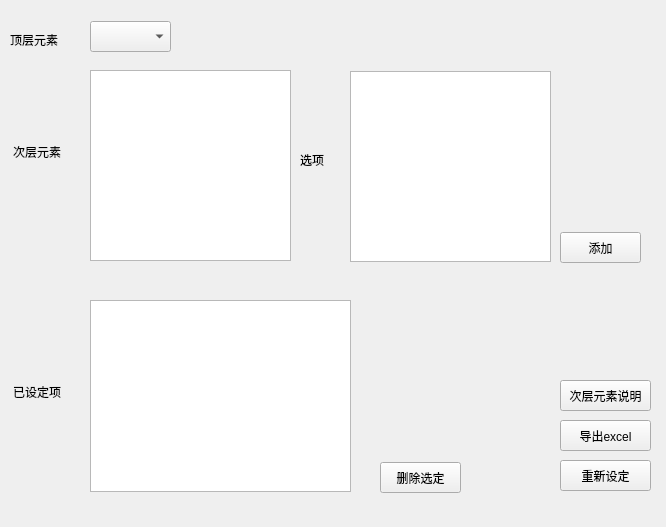
Qt form main/CaseModel.ui (pyqf66/CaseModeling) before a commit.
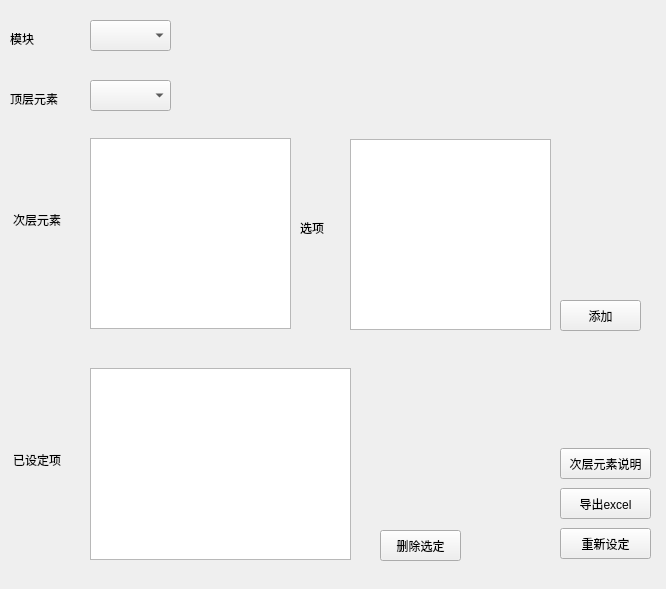
The same form after that commit.

Commit message: 增加模块选项

```diff
--- a/main/CaseModel.ui
+++ b/main/CaseModel.ui
@@ -7,7 +7,7 @@
     <x>0</x>
     <y>0</y>
     <width>666</width>
-    <height>527</height>
+    <height>589</height>
    </rect>
   </property>
   <property name="windowTitle">
@@ -17,7 +17,7 @@
    <property name="geometry">
     <rect>
      <x>90</x>
-     <y>70</y>
+     <y>138</y>
      <width>201</width>
      <height>191</height>
     </rect>
@@ -27,7 +27,7 @@
    <property name="geometry">
     <rect>
      <x>350</x>
-     <y>71</y>
+     <y>139</y>
      <width>201</width>
      <height>191</height>
     </rect>
@@ -40,7 +40,7 @@
    <property name="geometry">
     <rect>
      <x>380</x>
-     <y>462</y>
+     <y>530</y>
      <width>81</width>
      <height>31</height>
     </rect>
@@ -53,7 +53,7 @@
    <property name="geometry">
     <rect>
      <x>13</x>
-     <y>382</y>
+     <y>450</y>
      <width>61</width>
      <height>20</height>
     </rect>
@@ -66,7 +66,7 @@
    <property name="geometry">
     <rect>
      <x>300</x>
-     <y>150</y>
+     <y>218</y>
      <width>41</width>
      <height>20</height>
     </rect>
@@ -79,7 +79,7 @@
    <property name="geometry">
     <rect>
      <x>13</x>
-     <y>142</y>
+     <y>210</y>
      <width>61</width>
      <height>20</height>
     </rect>
@@ -92,7 +92,7 @@
    <property name="geometry">
     <rect>
      <x>560</x>
-     <y>420</y>
+     <y>488</y>
      <width>91</width>
      <height>31</height>
     </rect>
@@ -105,7 +105,7 @@
    <property name="geometry">
     <rect>
      <x>90</x>
-     <y>300</y>
+     <y>368</y>
      <width>261</width>
      <height>192</height>
     </rect>
@@ -115,7 +115,7 @@
    <property name="geometry">
     <rect>
      <x>10</x>
-     <y>30</y>
+     <y>89</y>
      <width>61</width>
      <height>20</height>
     </rect>
@@ -128,7 +128,7 @@
    <property name="geometry">
     <rect>
      <x>560</x>
-     <y>460</y>
+     <y>528</y>
      <width>91</width>
      <height>31</height>
     </rect>
@@ -141,7 +141,7 @@
    <property name="geometry">
     <rect>
      <x>90</x>
-     <y>21</y>
+     <y>80</y>
      <width>81</width>
      <height>31</height>
     </rect>
@@ -151,7 +151,7 @@
    <property name="geometry">
     <rect>
      <x>560</x>
-     <y>232</y>
+     <y>300</y>
      <width>81</width>
      <height>31</height>
     </rect>
@@ -164,7 +164,7 @@
    <property name="geometry">
     <rect>
      <x>560</x>
-     <y>380</y>
+     <y>448</y>
      <width>91</width>
      <height>31</height>
     </rect>
@@ -173,6 +173,29 @@
     <string>次层元素说明</string>
    </property>
   </widget>
+  <widget class="QLabel" name="label_module">
+   <property name="geometry">
+    <rect>
+     <x>10</x>
+     <y>29</y>
+     <width>61</width>
+     <height>20</height>
+    </rect>
+   </property>
+   <property name="text">
+    <string>模块</string>
+   </property>
+  </widget>
+  <widget class="QComboBox" name="comboBox_module">
+   <property name="geometry">
+    <rect>
+     <x>90</x>
+     <y>20</y>
+     <width>81</width>
+     <height>31</height>
+    </rect>
+   </property>
+  </widget>
  </widget>
  <resources/>
  <connections>
```
The commit also changes 2 other files.
